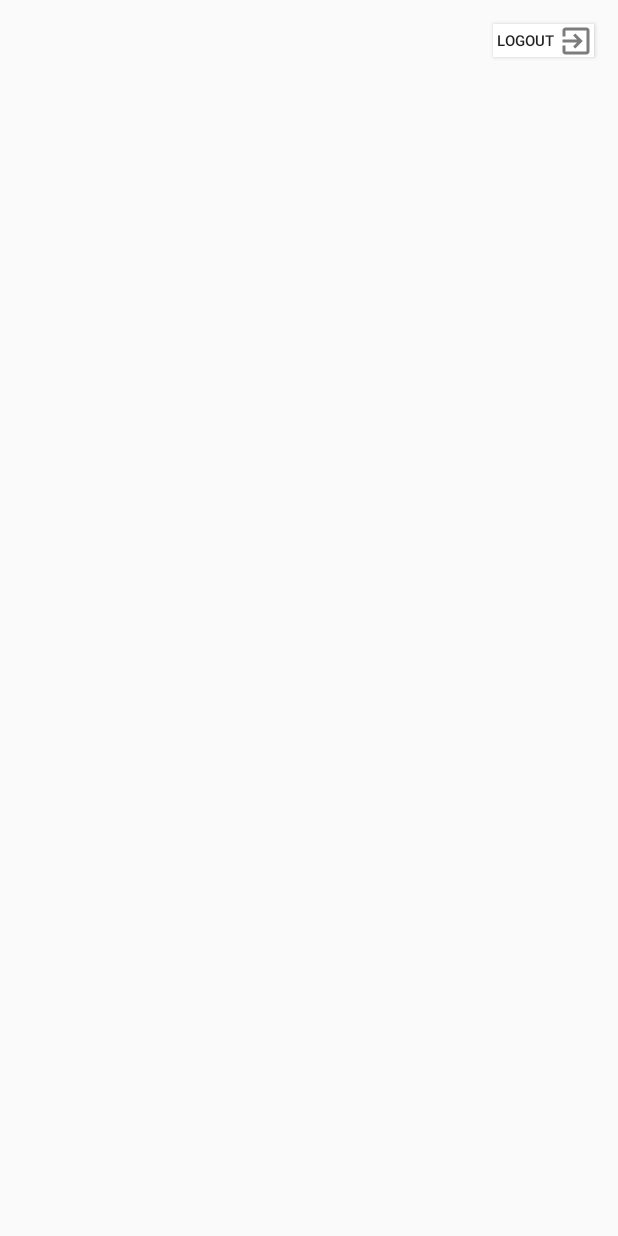
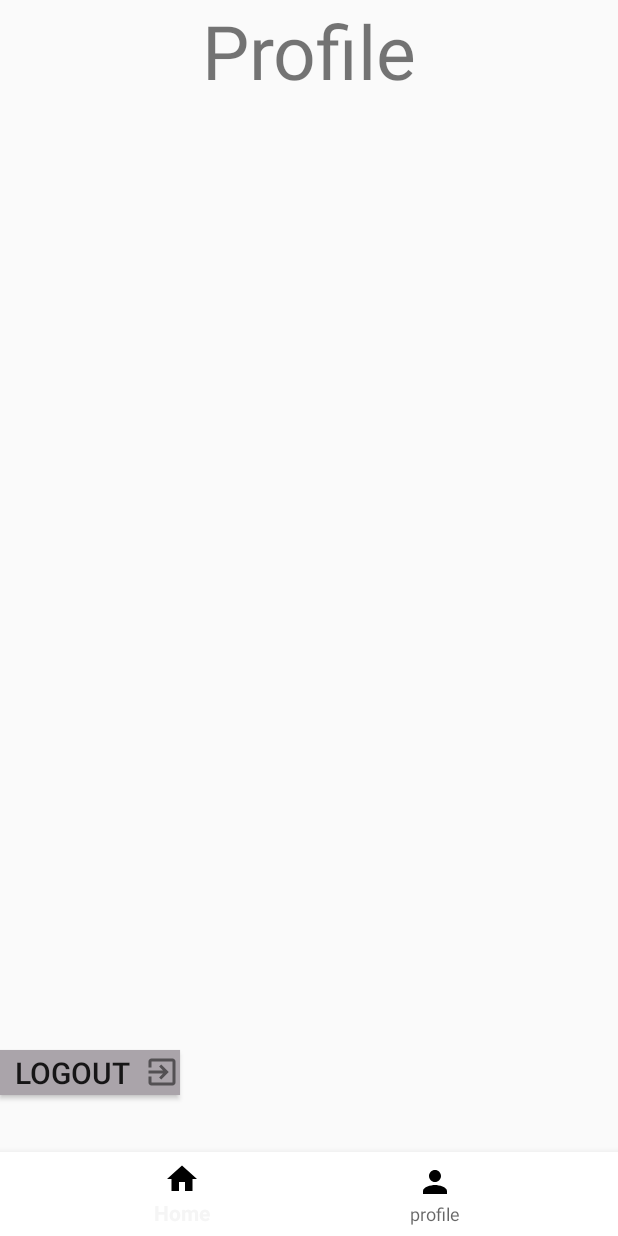
Before and after one commit to kevinlalkalathingal/HelthX, an Android app: the screen it shows after launch once a user with an empty profile is signed in (MainActivity), on a phone screen of 412 x 824 dp. Before the commit the screen is almost empty. Run offline under Robolectric (Android 15) with nearby library versions, the phone set to English and light mode, and no system bars; our stand-ins replace Firebase (no records; nobody signed in at launch, a user with empty details on screens opened directly).

Commit message:
HelthX 1.2.1

```diff
--- /dev/null
+++ b/app/src/main/java/com/example/helth/Fragment1.java
@@ -0,0 +1,22 @@
+package com.example.helth;
+
+import android.os.Bundle;
+import android.view.LayoutInflater;
+import android.view.View;
+import android.view.ViewGroup;
+
+import androidx.annotation.NonNull;
+import androidx.annotation.Nullable;
+import androidx.fragment.app.Fragment;
+
+import java.util.zip.Inflater;
+
+public class Fragment1 extends Fragment {
+
+    @Nullable
+    @Override
+    public View onCreateView(@NonNull LayoutInflater inflater, @Nullable ViewGroup container, @Nullable Bundle savedInstanceState) {
+        View view = inflater.inflate(R.layout.fragment1, container, false);
+        return view;
+    }
+}
--- /dev/null
+++ b/app/src/main/java/com/example/helth/Fragment2.java
@@ -0,0 +1,20 @@
+package com.example.helth;
+
+import android.os.Bundle;
+import android.view.LayoutInflater;
+import android.view.View;
+import android.view.ViewGroup;
+
+import androidx.annotation.NonNull;
+import androidx.annotation.Nullable;
+import androidx.fragment.app.Fragment;
+
+public class Fragment2 extends Fragment {
+
+    @Nullable
+    @Override
+    public View onCreateView(@NonNull LayoutInflater inflater, @Nullable ViewGroup container, @Nullable Bundle savedInstanceState) {
+        View view = inflater.inflate(R.layout.fragment2, container, false);
+        return view;
+    }
+}
--- a/app/src/main/java/com/example/helth/MainActivity.java
+++ b/app/src/main/java/com/example/helth/MainActivity.java
@@ -1,12 +1,16 @@
 package com.example.helth;
 
+import androidx.annotation.NonNull;
 import androidx.appcompat.app.AppCompatActivity;
+import androidx.fragment.app.Fragment;
 
 import android.content.Intent;
 import android.os.Bundle;
+import android.view.MenuItem;
 import android.view.View;
 import android.widget.Button;
 
+import com.google.android.material.bottomnavigation.BottomNavigationView;
 import com.google.firebase.auth.FirebaseAuth;
 import com.google.firebase.auth.FirebaseUser;
 import com.google.firebase.internal.InternalTokenProvider;
@@ -29,7 +33,30 @@ public class MainActivity extends AppCompatActivity {
                 logout();
             }
         });
+
+        BottomNavigationView bottomNavigationView = findViewById(R.id.bottom_nav);
+        bottomNavigationView.setOnNavigationItemReselectedListener(onNav);
+
+        getSupportFragmentManager().beginTransaction().replace(R.id.frame_layout, new Fragment2()).commit();
     }
+
+    private BottomNavigationView.OnNavigationItemReselectedListener onNav = new BottomNavigationView.OnNavigationItemReselectedListener() {
+        @Override
+        public void onNavigationItemReselected(@NonNull MenuItem item) {
+
+            Fragment selected = null;
+            switch (item.getItemId()){
+                case R.id.home_button:
+                    selected = new Fragment1();
+                    break;
+
+                case R.id.profile_button:
+                    selected = new Fragment2();
+                    break;
+            }
+            getSupportFragmentManager().beginTransaction().replace(R.id.frame_layout, selected).commit();
+        }
+    };
 
     public void logout() {
         FirebaseAuth.getInstance().signOut();
--- /dev/null
+++ b/app/src/main/res/drawable/ic_baseline_home.xml
@@ -0,0 +1,10 @@
+<vector xmlns:android="http://schemas.android.com/apk/res/android"
+    android:width="24dp"
+    android:height="24dp"
+    android:viewportWidth="24"
+    android:viewportHeight="24"
+    android:tint="?attr/colorControlNormal">
+  <path
+      android:fillColor="@android:color/white"
+      android:pathData="M10,20v-6h4v6h5v-8h3L12,3 2,12h3v8z"/>
+</vector>
--- /dev/null
+++ b/app/src/main/res/drawable/ic_baseline_person.xml
@@ -0,0 +1,10 @@
+<vector xmlns:android="http://schemas.android.com/apk/res/android"
+    android:width="24dp"
+    android:height="24dp"
+    android:viewportWidth="24"
+    android:viewportHeight="24"
+    android:tint="?attr/colorControlNormal">
+  <path
+      android:fillColor="@android:color/white"
+      android:pathData="M12,12c2.21,0 4,-1.79 4,-4s-1.79,-4 -4,-4 -4,1.79 -4,4 1.79,4 4,4zM12,14c-2.67,0 -8,1.34 -8,4v2h16v-2c0,-2.66 -5.33,-4 -8,-4z"/>
+</vector>
--- a/app/src/main/res/layout/activity_main.xml
+++ b/app/src/main/res/layout/activity_main.xml
@@ -1,23 +1,42 @@
 <?xml version="1.0" encoding="utf-8"?>
-<androidx.constraintlayout.widget.ConstraintLayout xmlns:android="http://schemas.android.com/apk/res/android"
+<RelativeLayout xmlns:android="http://schemas.android.com/apk/res/android"
     xmlns:app="http://schemas.android.com/apk/res-auto"
     xmlns:tools="http://schemas.android.com/tools"
     android:layout_width="match_parent"
     android:layout_height="match_parent"
     tools:context=".MainActivity">
 
+    <FrameLayout
+        android:layout_width="match_parent"
+        android:layout_height="match_parent"
+        android:id="@+id/frame_layout"
+        android:layout_above="@+id/bottom_nav">
+
         <Button
             android:id="@+id/logout_btn"
-        android:layout_width="67dp"
-        android:layout_height="22dp"
-        android:layout_marginTop="16dp"
-        android:layout_marginEnd="16dp"
-        android:background="@color/white"
+            android:layout_width="120dp"
+            android:layout_height="30dp"
+            android:layout_marginTop="700dp"
+            android:layout_marginEnd="140dp"
+            android:background="@color/grey"
             android:drawableEnd="@drawable/exit_to_app"
             android:onClick="logout"
             android:text="Logout"
-        android:textSize="10sp"
+            android:textSize="20sp"
             app:layout_constraintEnd_toEndOf="parent"
             app:layout_constraintTop_toTopOf="parent" />
 
-</androidx.constraintlayout.widget.ConstraintLayout>
+    </FrameLayout>
+
+    <com.google.android.material.bottomnavigation.BottomNavigationView
+        android:layout_width="match_parent"
+        android:layout_height="wrap_content"
+        android:id="@+id/bottom_nav"
+        android:layout_alignParentBottom="true"
+        android:background="@android:color/white"
+        app:itemIconTint="@android:color/black"
+        tools:layout_editor_absoluteX="1dp"
+        app:menu="@menu/bottom_menu"
+        tools:layout_editor_absoluteY="50dp" />
+
+</RelativeLayout>
--- /dev/null
+++ b/app/src/main/res/layout/fragment1.xml
@@ -0,0 +1,15 @@
+<?xml version="1.0" encoding="utf-8"?>
+<androidx.constraintlayout.widget.ConstraintLayout xmlns:android="http://schemas.android.com/apk/res/android"
+    android:layout_width="match_parent"
+    android:layout_height="match_parent"
+    xmlns:tools="http://schemas.android.com/tools">
+
+    <TextView
+        android:layout_width="match_parent"
+        android:layout_height="wrap_content"
+        android:text="Home"
+        android:textAlignment="center"
+        android:textSize="50sp"
+        tools:ignore="MissingConstraints"/>
+
+</androidx.constraintlayout.widget.ConstraintLayout>
--- /dev/null
+++ b/app/src/main/res/layout/fragment2.xml
@@ -0,0 +1,16 @@
+<?xml version="1.0" encoding="utf-8"?>
+<androidx.constraintlayout.widget.ConstraintLayout xmlns:android="http://schemas.android.com/apk/res/android"
+    android:layout_width="match_parent"
+    android:layout_height="match_parent"
+    xmlns:tools="http://schemas.android.com/tools"
+    xmlns:app="http://schemas.android.com/apk/res-auto">
+
+    <TextView
+        android:layout_width="match_parent"
+        android:layout_height="wrap_content"
+        android:text="Profile"
+        android:textSize="50sp"
+        android:textAlignment="center"
+        tools:ignore="MissingConstraints"/>
+
+</androidx.constraintlayout.widget.ConstraintLayout>
--- /dev/null
+++ b/app/src/main/res/menu/bottom_menu.xml
@@ -0,0 +1,15 @@
+<?xml version="1.0" encoding="utf-8"?>
+<menu xmlns:android="http://schemas.android.com/apk/res/android"
+    xmlns:app="http://schemas.android.com/apk/res-auto">
+
+    <item android:title="@string/home"
+        android:icon="@drawable/ic_baseline_home"
+        app:showAsAction="always"
+        android:id="@+id/home_button"/>
+
+    <item android:title="@string/Profile"
+        android:icon="@drawable/ic_baseline_person"
+        app:showAsAction="always"
+        android:id="@+id/profile_button"/>
+
+</menu>
--- a/app/src/main/res/values/strings.xml
+++ b/app/src/main/res/values/strings.xml
@@ -6,4 +6,6 @@
     <string name="password">Password</string>
     <string name="email">Email</string>
     <string name="login_page">Login Page</string>
+    <string name="Profile">profile</string>
+    <string name="home">Home</string>
 </resources>
```
Lines whose indentation alone changed are shown as unchanged.
